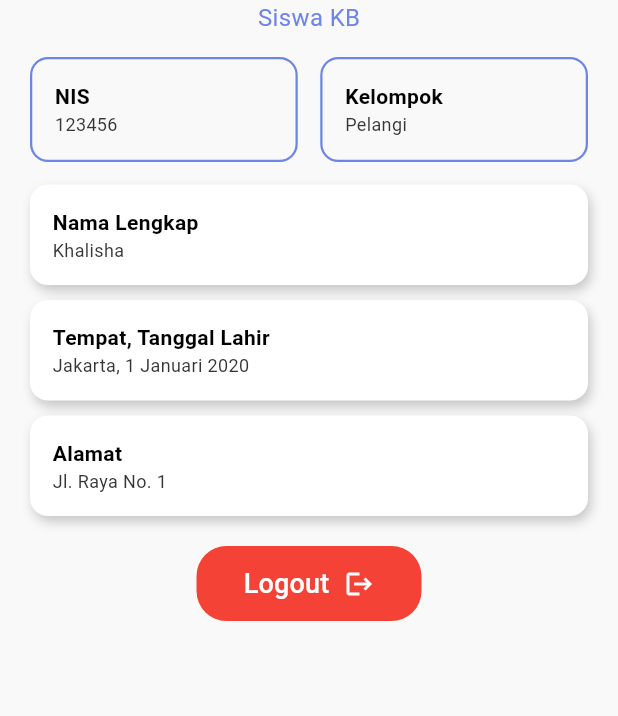
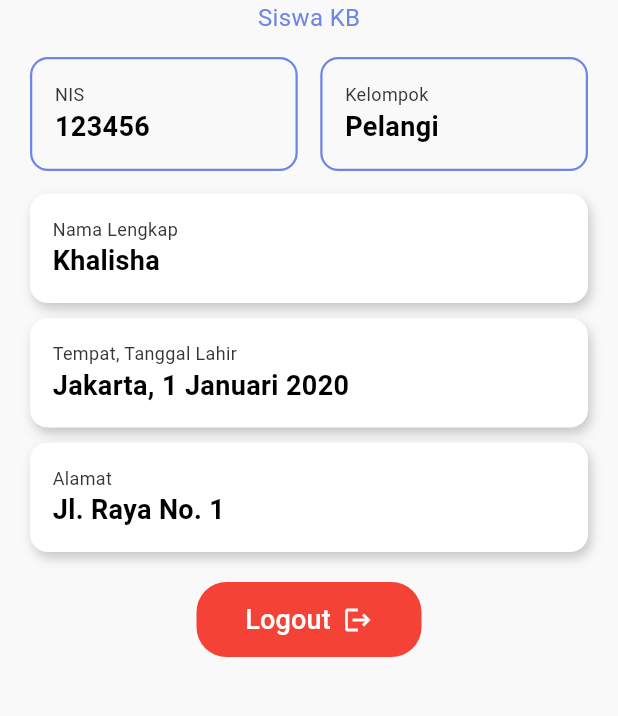
Before and after one commit to Nandra-png/talentaku_main, a Flutter app: the ProfileScreen screen opened directly, on a phone screen of 412 x 824 dp, the part 426-1142 px from its top. Run offline on Flutter 3.47's test engine with Material 3 defaults, Android fonts, the phone set to English and light mode, and no system bars; our stand-ins replace crystal_navigation_bar, get, iconly, image_picker; Roboto replaces fonts that are missing (Manrope).

Commit message:
update profile

```diff
--- a/lib/constants/app_sizes.dart
+++ b/lib/constants/app_sizes.dart
@@ -11,6 +11,7 @@ class AppSizes {
   static const double radiusM = 12.0;
   static const double radiusL = 16.0;
   static const double radiusXL = 20.0;
+  static const double radiusXXL = 25.0;
 
   // Icon Sizes
   static const double iconS = 12.0;
--- a/lib/controllers/profile_controller.dart
+++ b/lib/controllers/profile_controller.dart
@@ -42,13 +42,13 @@ class ProfileController extends GetxController {
       primaryText: primaryText,
       secondaryText: secondaryText,
       primaryStyle: TextStyle(
-        fontWeight: FontWeight.w600,
-        fontSize: 14,
-        color: AppColors.textDark,
+        fontSize: 12,
+        color: AppColors.textPrimary,
       ),
       secondaryStyle: TextStyle(
-        fontSize: 12,
-        color: AppColors.textPrimary,
+        fontWeight: FontWeight.bold,
+        fontSize: 18,
+        color: AppColors.textDark,
       ),
       alignment: CrossAxisAlignment.start,
       icon: icon,
--- a/lib/models/profile_models.dart
+++ b/lib/models/profile_models.dart
@@ -16,13 +16,13 @@ class UserModel {
   });
 }
 
-class TextPair { // Renamed correctly
+class TextPair {
   final String primaryText;
   final String secondaryText;
   final TextStyle primaryStyle;
   final TextStyle secondaryStyle;
   final CrossAxisAlignment alignment;
-  final IconData? icon;  // Optional icon for horizontal layout
+  final IconData? icon;
 
   TextPair({
     required this.primaryText,
--- a/lib/views/profile/profile_screen.dart
+++ b/lib/views/profile/profile_screen.dart
@@ -29,9 +29,9 @@ class ProfileScreen extends StatelessWidget {
             const SizedBox(height: AppSizes.spaceL),
 
             // ProfileImagePicker
-            ProfileImagePicker(
+            Obx(() => ProfileImagePicker(
               model: loginController.getProfileImagePickerModel(context),
-            ),
+            )),
 
             const SizedBox(height: AppSizes.spaceXS),
 
--- a/lib/widgets/login_button.dart
+++ b/lib/widgets/login_button.dart
@@ -1,5 +1,6 @@
 import 'package:flutter/material.dart';
 import '../constants/app_colors.dart';
+import '../constants/app_sizes.dart';
 
 class ReusableButton extends StatelessWidget {
   final String buttonText;
@@ -17,7 +18,7 @@ class ReusableButton extends StatelessWidget {
     required this.onPressed,
     this.icon,
     this.isFullWidth = true,
-    this.height = 50,
+    this.height = AppSizes.detailHeaderRadius,
     this.backgroundColor,
     this.textColor,
     this.fontSize,
@@ -32,7 +33,7 @@ class ReusableButton extends StatelessWidget {
           backgroundColor: backgroundColor ?? AppColors.primary,
           elevation: 0,
           shape: RoundedRectangleBorder(
-            borderRadius: BorderRadius.circular(20),
+            borderRadius: BorderRadius.circular(AppSizes.radiusXL),
           ),
           minimumSize: Size(0, height),
         ),
@@ -48,7 +49,7 @@ class ReusableButton extends StatelessWidget {
               ),
             ),
             if (icon != null) ...[
-              const SizedBox(width: 10),
+              const SizedBox(width: AppSizes.paddingS),
               Icon(icon, color: textColor ?? AppColors.textLight, size: 20),
             ]
           ],
--- a/lib/widgets/profile_image.dart
+++ b/lib/widgets/profile_image.dart
@@ -1,5 +1,6 @@
 import 'package:flutter/material.dart';
 import 'package:talentaku/constants/app_colors.dart';
+import '../constants/app_sizes.dart';
 import '../models/profile_image_picker.dart';
 
 class ProfileImagePicker extends StatelessWidget {
@@ -47,14 +48,14 @@ class ProfileImagePicker extends StatelessWidget {
         mainAxisAlignment: MainAxisAlignment.center,
         children: [
           CircleAvatar(
-            radius: 25,
+            radius: AppSizes.radiusXXL,
             backgroundColor: Colors.grey.shade300,
             child: Icon(
               icon,
               color: Colors.black,
             ),
           ),
-          const SizedBox(height: 5),
+          const SizedBox(height: AppSizes.paddingS),
           Text(label),
         ],
       ),
--- a/lib/widgets/profile_widgets.dart
+++ b/lib/widgets/profile_widgets.dart
@@ -23,7 +23,7 @@ class TextPairWidget extends StatelessWidget {
     BoxDecoration boxDecoration = boxStyle == BoxStyle.shadow
         ? BoxDecoration(
             color: Colors.white,
-            borderRadius: BorderRadius.circular(12),
+            borderRadius: BorderRadius.circular(AppSizes.radiusM),
             boxShadow: [
               BoxShadow(
                 color: Colors.black.withOpacity(0.2),
@@ -37,7 +37,7 @@ class TextPairWidget extends StatelessWidget {
               color: AppColors.primary,
               width: 1.5,
             ),
-            borderRadius: BorderRadius.circular(12),
+            borderRadius: BorderRadius.circular(AppSizes.radiusM),
           );
 
     return Container(
```
Also changed, not shown: lib/views/login/login_pick_image.dart (+4 -4 lines), lib/widgets/custom_text_field.dart (+6 -6 lines).
